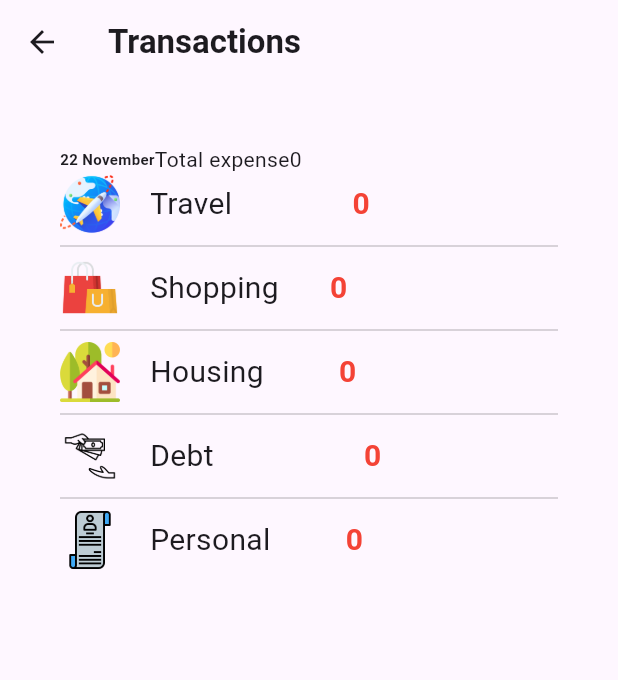
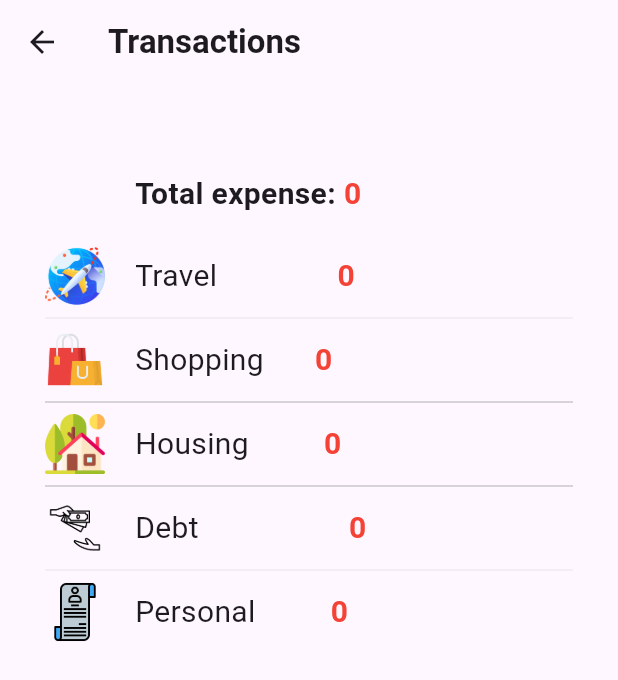
Before and after one commit to SuryaVamsi23/SDN_Project, a Flutter app: the ViewTransactions screen opened directly with empty values, on a phone screen of 412 x 824 dp. Shown: the top 680 px of the screen. Run offline on Flutter 3.47's test engine with Material 3 defaults, Android fonts, the light colour scheme and no system bars; our stand-ins replace cloud_firestore, firebase_auth, firebase_core, table_calendar; missing offline and left inert: dart:ffi; accounts and stored records are empty.

Commit message:
Added transactions

```diff
--- a/lib/ViewTransaction/ViewTransactions.dart
+++ b/lib/ViewTransaction/ViewTransactions.dart
@@ -45,14 +45,15 @@ class _ViewTransactionsState extends State<ViewTransactions> {
           title: Text('Transactions',
               style: TextStyle(fontWeight: FontWeight.bold))),
       body: Container(
-        padding: EdgeInsets.all(40),
+        padding: EdgeInsets.all(30),
         child: Column(
           children: [
-            Row( children: [
-              Text("22 November",style: TextStyle(fontSize: 10,fontWeight: FontWeight.bold),),
-              Text("Total expense"),
-              Text(total)
+            Column( children: [
+              Text(widget.selecteddate,style: TextStyle(fontSize: 20,fontWeight: FontWeight.bold)),
+              Row(children: [ const SizedBox(width: 60),Text("Total expense: ",style: TextStyle(fontSize: 20,fontWeight: FontWeight.bold)),
+              Text(total,style: TextStyle(fontSize: 20,fontWeight: FontWeight.bold, color: Colors.red))])
             ]),
+             const SizedBox(height: 20),
             Row(children: [
                Image.asset("assets/airplane.png",height: 40,width: 40),
               const SizedBox(width: 20),
@@ -62,7 +63,7 @@ class _ViewTransactionsState extends State<ViewTransactions> {
             ]),
             Divider(
               color: Colors.black,
-              thickness: 0.2,
+              thickness: 0.05,
             ),
             Row(children: [
                Image.asset("assets/online-shopping.png",height: 40,width: 40),
@@ -98,7 +99,7 @@ class _ViewTransactionsState extends State<ViewTransactions> {
             ]),
             Divider(
               color: Colors.black,
-              thickness: 0.2,
+              thickness: 0.05,
             ),
             Row(children: [
                Image.asset("assets/account.png",height: 40,width: 40),
```
